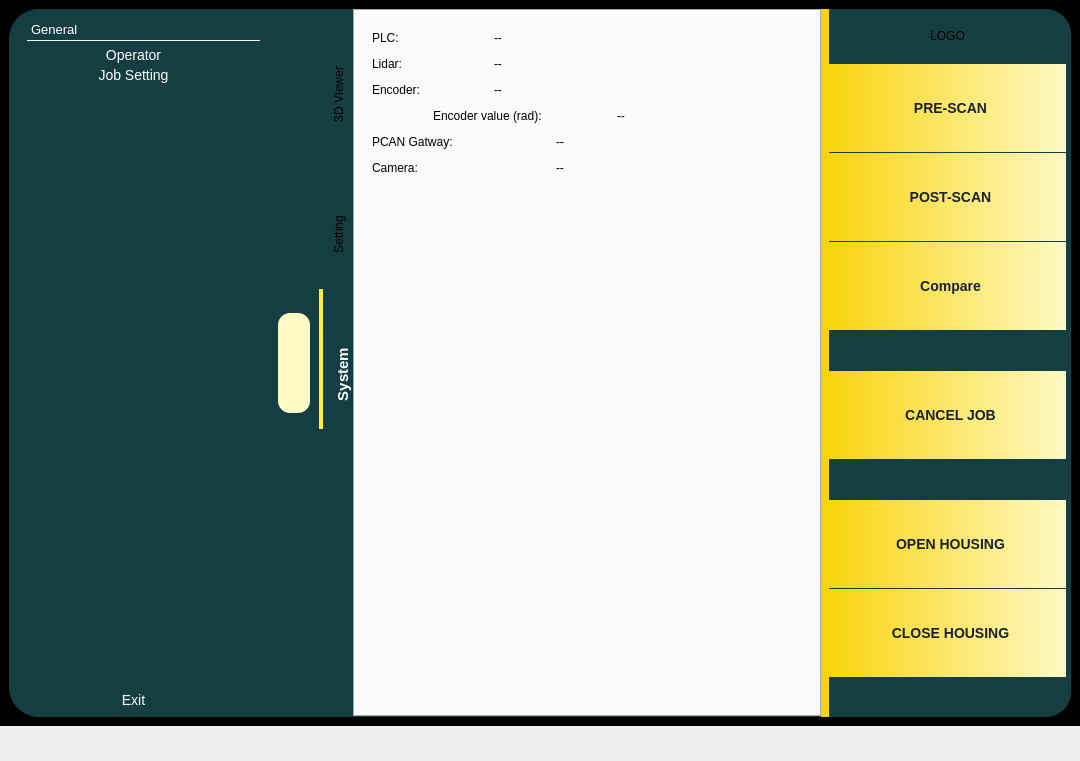
First picture: the form in qt5_ui/intelijet.ui, repository jacondv/intelijet_v2, before the edit.
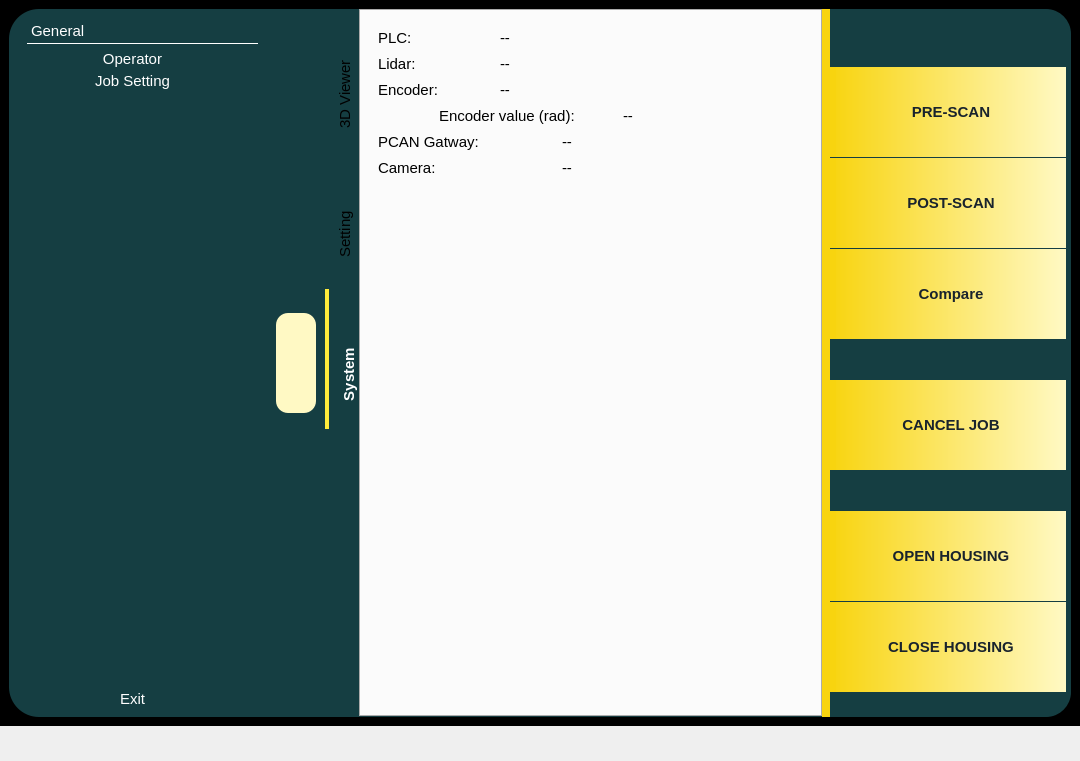
Second picture: the form after the edit. The open tabs and pages were chosen to show the change. Icons and pictures are not drawn.

```diff
--- a/qt5_ui/intelijet.ui
+++ b/qt5_ui/intelijet.ui
@@ -15,8 +15,9 @@
   </property>
   <property name="styleSheet">
    <string notr="true">*{
-border: 0px solid green;
+border: none;
 color: back;
+font-size: 15px;
 }
 
 #centralwidget {
@@ -47,7 +48,7 @@
     color: #19232D;
     border: none;
     padding: 36px;
-    font-size: 14px;
+    font-size: 15px;
     font-weight: bold;
 	background-color: qlineargradient(spread:pad, x1:0, y1:0, x2:1, y2:0, stop:0 #F8D40F, stop:1 #FFF9C4);
 
@@ -91,7 +92,7 @@
     /*border-right: 1px solid #FFEB3B;     /* viền trái */
 
     color: white;
-    font-size: 14px;
+    font-size: 15px;
     font-weight: normal;
 
 
@@ -168,7 +169,7 @@
          </property>
          <property name="font">
           <font>
-           <pointsize>10</pointsize>
+           <pointsize>-1</pointsize>
           </font>
          </property>
          <layout class="QVBoxLayout" name="verticalLayout">
@@ -176,7 +177,7 @@
            <widget class="QToolBox" name="toolBox">
             <property name="font">
              <font>
-              <pointsize>10</pointsize>
+              <pointsize>-1</pointsize>
              </font>
             </property>
             <property name="currentIndex">
@@ -188,7 +189,7 @@
                <x>0</x>
                <y>0</y>
                <width>235</width>
-               <height>659</height>
+               <height>658</height>
               </rect>
              </property>
              <attribute name="icon">
@@ -580,9 +581,21 @@
            </spacer>
           </item>
           <item>
-           <widget class="QLabel" name="label_4">
+           <widget class="QLabel" name="lblLogo">
+            <property name="maximumSize">
+             <size>
+              <width>180</width>
+              <height>60</height>
+             </size>
+            </property>
             <property name="text">
-             <string>LOGO</string>
+             <string/>
+            </property>
+            <property name="pixmap">
+             <pixmap resource="resource.qrc">:/icon/icon/jacon_logo.png</pixmap>
+            </property>
+            <property name="scaledContents">
+             <bool>true</bool>
             </property>
             <property name="alignment">
              <set>Qt::AlignHCenter|Qt::AlignTop</set>
```
Left out of the diff: 102 changed lines with no effect on the pictures.
